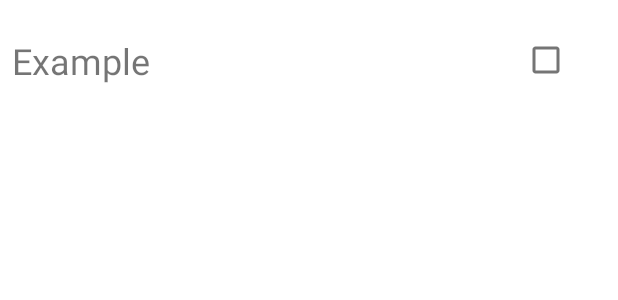
After one commit to karanimaina/Todo_App, an Android app: the layout itemtodo.xml on its own in the app's theme, with its tools: preview values and no code run, on a phone screen of 412 x 824 dp. The commit adds this screen. Shown: the top 300 px of the screen. Run offline under Robolectric (Android 15) with nearby library versions, the phone set to English and light mode, and no system bars.

Commit message:
add itemTodo List

```diff
--- /dev/null
+++ b/app/src/main/res/layout/itemtodo.xml
@@ -0,0 +1,30 @@
+<?xml version="1.0" encoding="utf-8"?>
+<androidx.constraintlayout.widget.ConstraintLayout xmlns:android="http://schemas.android.com/apk/res/android"
+    xmlns:app="http://schemas.android.com/apk/res-auto"
+    xmlns:tools="http://schemas.android.com/tools"
+    android:layout_width="match_parent"
+    android:layout_height="80dp"
+    android:paddingStart="8dp"
+    android:paddingEnd="8dp">
+
+    <TextView
+        android:id="@+id/tvtodoTitle"
+        android:layout_width="wrap_content"
+        android:layout_height="wrap_content"
+        android:text="Example"
+        android:textSize="24sp"
+        app:layout_constraintBottom_toBottomOf="parent"
+        app:layout_constraintEnd_toStartOf="@+id/done"
+        app:layout_constraintHorizontal_bias="0.0"
+        app:layout_constraintStart_toStartOf="parent"
+        app:layout_constraintTop_toTopOf="parent" />
+
+    <CheckBox
+        android:id="@+id/done"
+        android:layout_width="wrap_content"
+        android:layout_height="wrap_content"
+        android:layout_marginEnd="16dp"
+        app:layout_constraintBottom_toBottomOf="parent"
+        app:layout_constraintEnd_toEndOf="parent"
+        app:layout_constraintTop_toTopOf="parent" />
+</androidx.constraintlayout.widget.ConstraintLayout>
```
Also changed, not shown: app/src/main/res/layout/activity_main.xml (+14 -12 lines).
